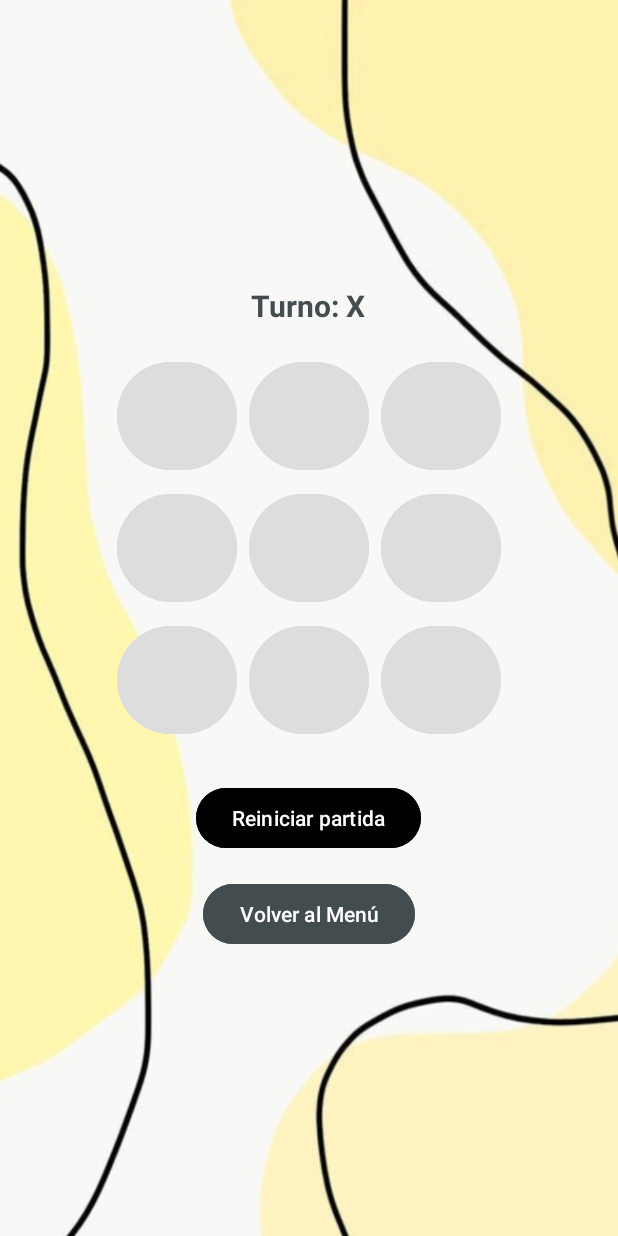
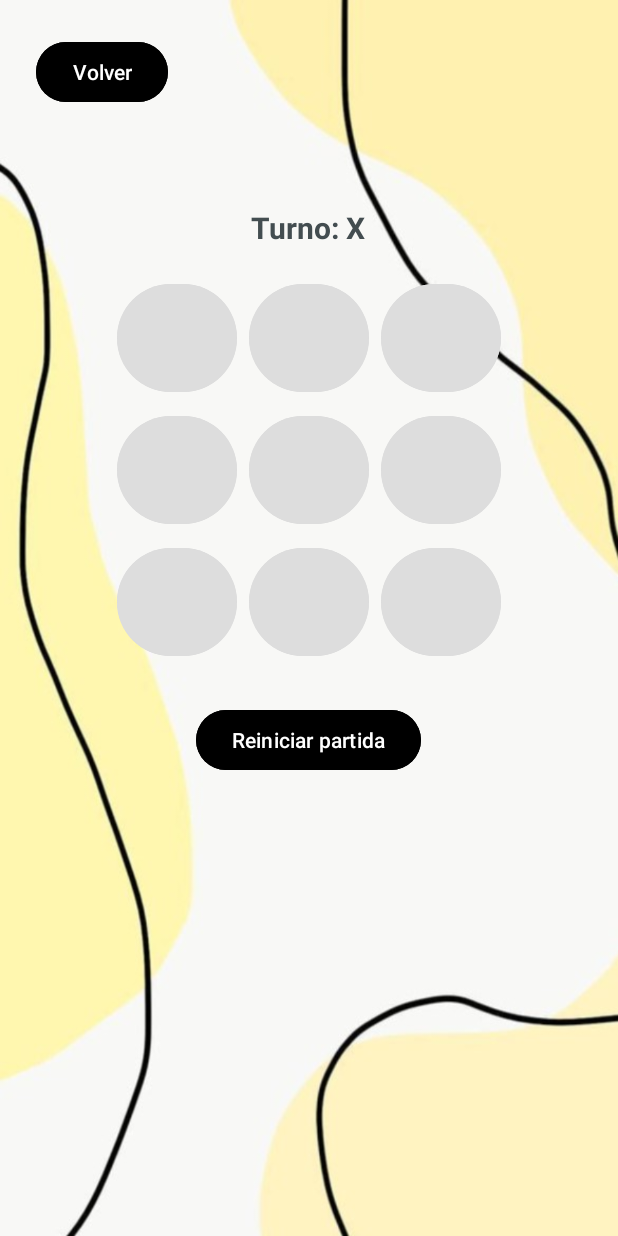
Before and after one commit to gemafv/Trabajo-ATELEM-APP-Ludia, an Android app: the TresEnRayaActivity screen opened directly, with no data from a screen before it, on a phone screen of 412 x 824 dp. Run offline under Robolectric (Android 15) with nearby library versions, the phone set to English and light mode, and no system bars; our stand-ins replace Firebase (no records; nobody signed in at launch, a user with empty details on screens opened directly).

Commit message:
Actualizacion pequeños cambios

```diff
--- a/app/src/main/res/layout/activity_tres_en_raya.xml
+++ b/app/src/main/res/layout/activity_tres_en_raya.xml
@@ -1,12 +1,31 @@
 <?xml version="1.0" encoding="utf-8"?>
-<LinearLayout
+<RelativeLayout
     xmlns:android="http://schemas.android.com/apk/res/android"
     android:layout_width="match_parent"
     android:layout_height="match_parent"
+    android:padding="24dp"
+    android:background="@drawable/fondotresenraya">
+
+    <!-- Botón para volver al menú en la esquina superior izquierda -->
+    <Button
+        android:id="@+id/btnVolverMenu"
+        android:layout_width="wrap_content"
+        android:layout_height="wrap_content"
+        android:text="Volver"
+        android:backgroundTint="#000000"
+        android:layout_alignParentStart="true"
+        android:layout_alignParentTop="true"
+        android:layout_marginBottom="16dp" />
+
+    <!-- Contenedor vertical para el resto de contenido -->
+    <LinearLayout
+        android:id="@+id/contenedorJuego"
+        android:layout_width="match_parent"
+        android:layout_height="wrap_content"
         android:orientation="vertical"
-    android:padding="24dp"
         android:gravity="center"
-    android:background="@drawable/fondotresenraya">
+        android:layout_below="@id/btnVolverMenu"
+        android:layout_marginTop="50dp">
 
         <!-- Texto que muestra el turno -->
         <TextView
@@ -50,13 +69,6 @@
             android:text="Reiniciar partida"
             android:layout_marginTop="24dp"
             android:backgroundTint="#000000" />
+    </LinearLayout>
 
-    <!-- Botón para volver al menú principal -->
-    <Button
-        android:id="@+id/btnVolverMenu"
-        android:layout_width="wrap_content"
-        android:layout_height="wrap_content"
-        android:text="Volver al Menú"
-        android:layout_marginTop="16dp"
-        android:backgroundTint="@color/gris_oscuro" /> <!-- Color naranja -->
-</LinearLayout>
+</RelativeLayout>
```
Lines whose indentation alone changed are shown as unchanged.
